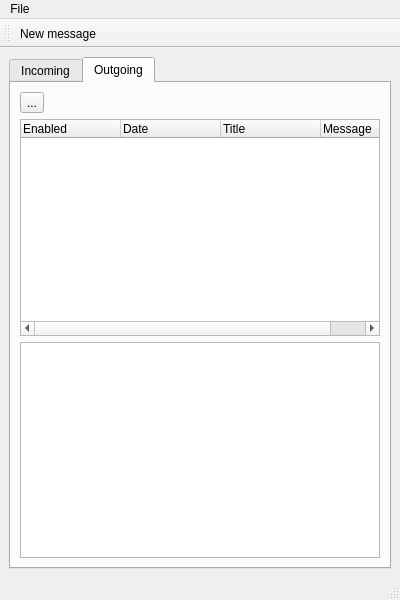
First picture: the form in ui/FluidNexusDesktop.ui, repository zeitkunst/FluidNexus, before the edit.
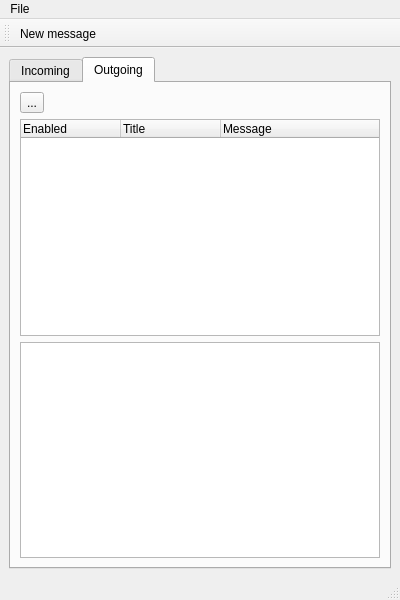
Second picture: the form after the edit. The open tabs and pages were chosen to show the change. Icons and pictures are not drawn.

```diff
--- a/ui/FluidNexusDesktop.ui
+++ b/ui/FluidNexusDesktop.ui
@@ -104,11 +104,6 @@
                 <string>Enabled</string>
                </property>
               </column>
-              <column>
-               <property name="text">
-                <string>Date</string>
-               </property>
-              </column>
               <column>
                <property name="text">
                 <string>Title</string>
```
Left out of the diff: 44 changed lines with no effect on the pictures.
